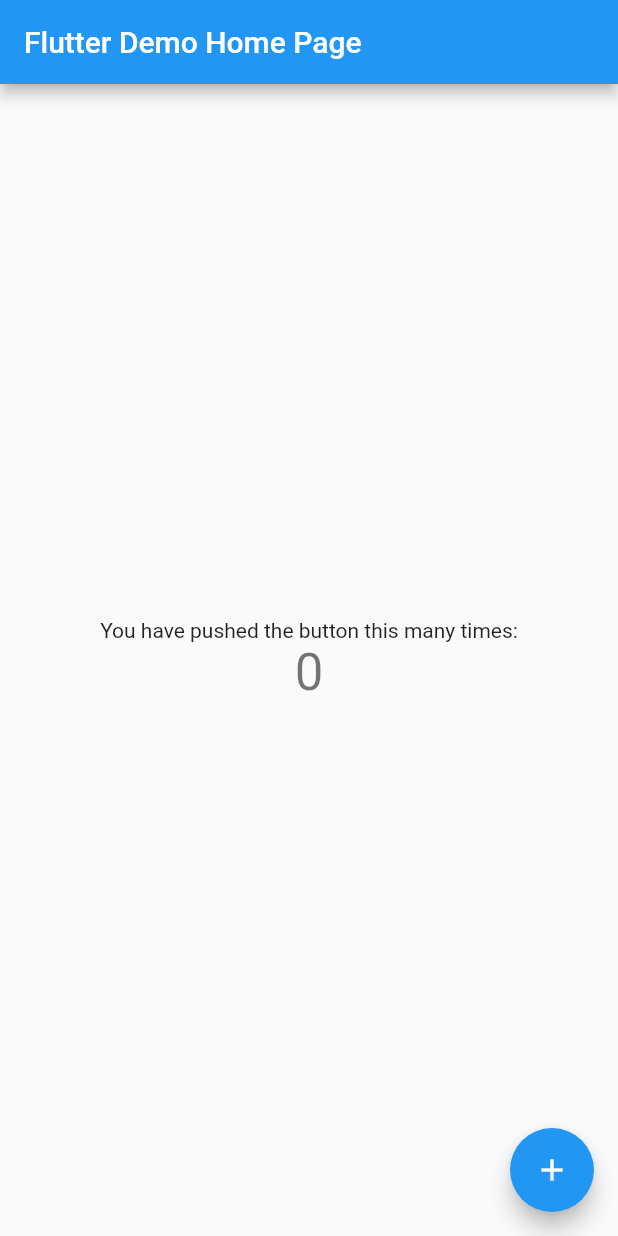
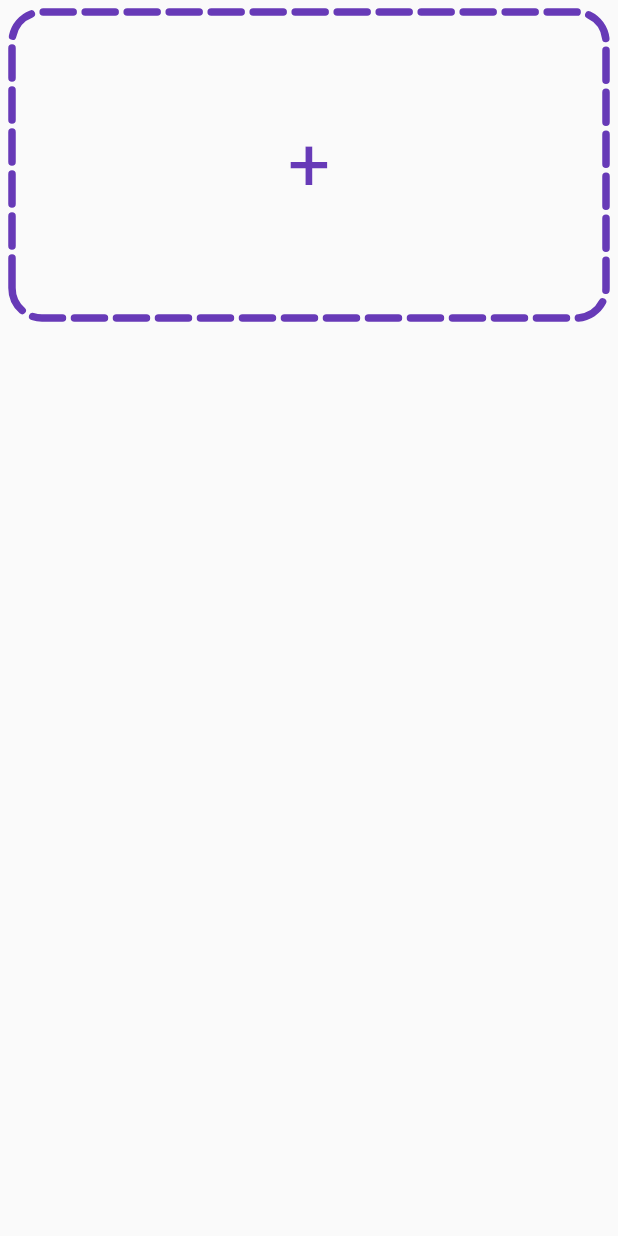
Before and after one commit to jinyongnan810/intresting-projects, a Flutter app: the screen it shows after launch, on a phone screen of 412 x 824 dp. Run offline on Flutter 3.47's test engine with Material 2 defaults, Android fonts, the phone set to English and light mode, and no system bars; drawn by our look-alikes of dotted_border; our stand-ins replace flutter_riverpod.

Commit message:
image shrinker day1

```diff
--- /dev/null
+++ b/image_shrinker/lib/components/file_dropper.dart
@@ -0,0 +1,33 @@
+import 'package:dotted_border/dotted_border.dart';
+import 'package:flutter/material.dart';
+import 'package:flutter_riverpod/flutter_riverpod.dart';
+
+class FileDropper extends ConsumerWidget {
+  const FileDropper({super.key});
+
+  @override
+  Widget build(BuildContext context, WidgetRef ref) {
+    return Padding(
+      padding: const EdgeInsets.all(8.0),
+      child: DottedBorder(
+        dashPattern: const [20, 8],
+        color: Theme.of(context).primaryColor,
+        strokeWidth: 5,
+        strokeCap: StrokeCap.round,
+        borderType: BorderType.RRect,
+        radius: const Radius.circular(20),
+        child: SizedBox(
+          width: double.infinity,
+          height: 200,
+          child: Align(
+              alignment: Alignment.center,
+              child: Text(
+                '+',
+                style: TextStyle(
+                    fontSize: 50, color: Theme.of(context).primaryColor),
+              )),
+        ),
+      ),
+    );
+  }
+}
--- a/image_shrinker/lib/main.dart
+++ b/image_shrinker/lib/main.dart
@@ -1,115 +1,33 @@
 import 'package:flutter/material.dart';
+import 'package:image_shrinker/components/file_dropper.dart';
 
 void main() {
   runApp(const MyApp());
 }
 
 class MyApp extends StatelessWidget {
-  const MyApp({super.key});
+  const MyApp({Key? key}) : super(key: key);
 
   // This widget is the root of your application.
   @override
   Widget build(BuildContext context) {
     return MaterialApp(
-      title: 'Flutter Demo',
+      title: 'Image Shrinker',
       theme: ThemeData(
-        // This is the theme of your application.
-        //
-        // Try running your application with "flutter run". You'll see the
-        // application has a blue toolbar. Then, without quitting the app, try
-        // changing the primarySwatch below to Colors.green and then invoke
-        // "hot reload" (press "r" in the console where you ran "flutter run",
-        // or simply save your changes to "hot reload" in a Flutter IDE).
-        // Notice that the counter didn't reset back to zero; the application
-        // is not restarted.
-        primarySwatch: Colors.blue,
+        primarySwatch: Colors.deepPurple,
       ),
-      home: const MyHomePage(title: 'Flutter Demo Home Page'),
+      home: const HomePage(),
     );
   }
 }
 
-class MyHomePage extends StatefulWidget {
-  const MyHomePage({super.key, required this.title});
-
-  // This widget is the home page of your application. It is stateful, meaning
-  // that it has a State object (defined below) that contains fields that affect
-  // how it looks.
-
-  // This class is the configuration for the state. It holds the values (in this
-  // case the title) provided by the parent (in this case the App widget) and
-  // used by the build method of the State. Fields in a Widget subclass are
-  // always marked "final".
-
-  final String title;
-
-  @override
-  State<MyHomePage> createState() => _MyHomePageState();
-}
-
-class _MyHomePageState extends State<MyHomePage> {
-  int _counter = 0;
-
-  void _incrementCounter() {
-    setState(() {
-      // This call to setState tells the Flutter framework that something has
-      // changed in this State, which causes it to rerun the build method below
-      // so that the display can reflect the updated values. If we changed
-      // _counter without calling setState(), then the build method would not be
-      // called again, and so nothing would appear to happen.
-      _counter++;
-    });
-  }
+class HomePage extends StatelessWidget {
+  const HomePage({Key? key}) : super(key: key);
 
   @override
   Widget build(BuildContext context) {
-    // This method is rerun every time setState is called, for instance as done
-    // by the _incrementCounter method above.
-    //
-    // The Flutter framework has been optimized to make rerunning build methods
-    // fast, so that you can just rebuild anything that needs updating rather
-    // than having to individually change instances of widgets.
     return Scaffold(
-      appBar: AppBar(
-        // Here we take the value from the MyHomePage object that was created by
-        // the App.build method, and use it to set our appbar title.
-        title: Text(widget.title),
-      ),
-      body: Center(
-        // Center is a layout widget. It takes a single child and positions it
-        // in the middle of the parent.
-        child: Column(
-          // Column is also a layout widget. It takes a list of children and
-          // arranges them vertically. By default, it sizes itself to fit its
-          // children horizontally, and tries to be as tall as its parent.
-          //
-          // Invoke "debug painting" (press "p" in the console, choose the
-          // "Toggle Debug Paint" action from the Flutter Inspector in Android
-          // Studio, or the "Toggle Debug Paint" command in Visual Studio Code)
-          // to see the wireframe for each widget.
-          //
-          // Column has various properties to control how it sizes itself and
-          // how it positions its children. Here we use mainAxisAlignment to
-          // center the children vertically; the main axis here is the vertical
-          // axis because Columns are vertical (the cross axis would be
-          // horizontal).
-          mainAxisAlignment: MainAxisAlignment.center,
-          children: <Widget>[
-            const Text(
-              'You have pushed the button this many times:',
-            ),
-            Text(
-              '$_counter',
-              style: Theme.of(context).textTheme.headlineMedium,
-            ),
-          ],
-        ),
-      ),
-      floatingActionButton: FloatingActionButton(
-        onPressed: _incrementCounter,
-        tooltip: 'Increment',
-        child: const Icon(Icons.add),
-      ), // This trailing comma makes auto-formatting nicer for build methods.
+      body: Column(children: const [FileDropper()]),
     );
   }
 }
--- a/image_shrinker/pubspec.yaml
+++ b/image_shrinker/pubspec.yaml
@@ -35,6 +35,8 @@
   # Use with the CupertinoIcons class for iOS style icons.
   cupertino_icons: ^1.0.2
   flutter_launcher_icons: ^0.13.1
+  flutter_riverpod: ^2.3.6
+  dotted_border: ^2.0.0+3
 
 dev_dependencies:
   flutter_test:
```
Also changed, not shown: image_shrinker/pubspec.lock.
